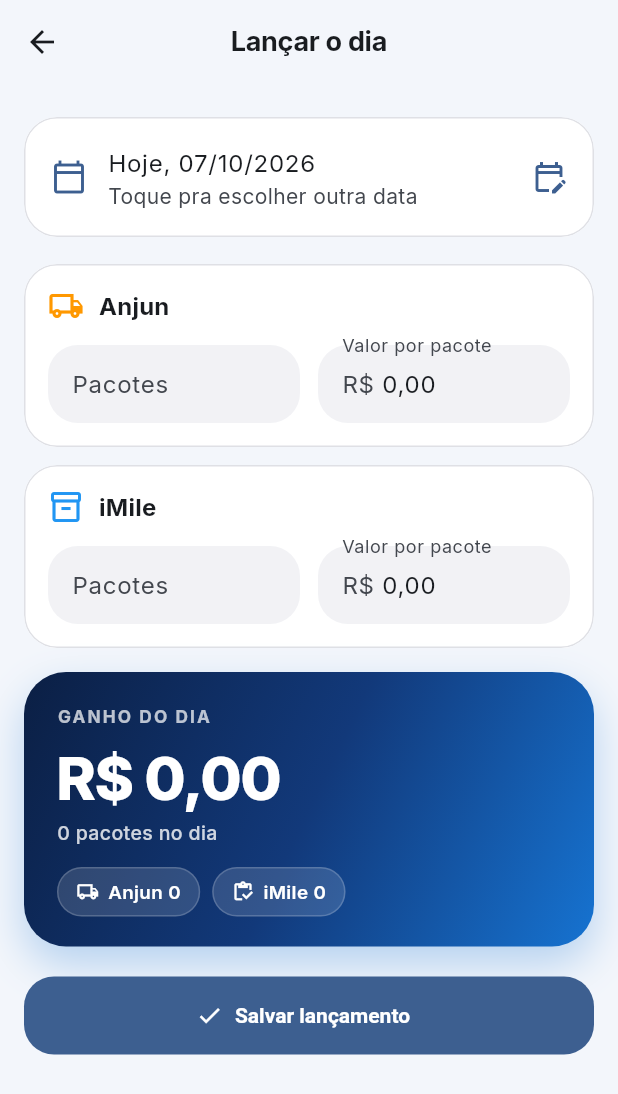
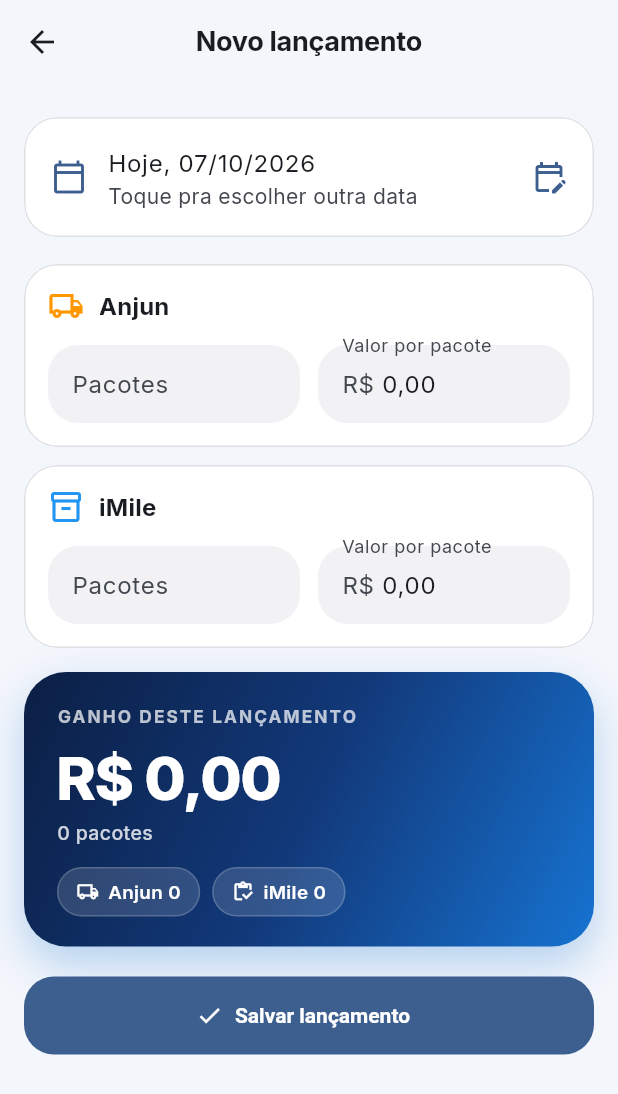
Before and after one commit to victorfs32/entrega_app, a Flutter app: the HomePage screen opened directly, after a tap on "Lançar o dia", on a phone screen of 412 x 824 dp. Shown: the top 1094 px of the screen. Run offline on Flutter 3.47's test engine with Material 3 defaults, Android fonts, the phone set to English and light mode, and no system bars; our stand-ins replace camera, cloud_firestore, dio, firebase_auth, firebase_core, fl_chart and 6 more; missing offline and left inert: mobile_scanner; accounts and stored records are empty.

Commit message:
Varios lancamentos por dia (app e dashboard)
Co-Authored-By: Claude Sonnet 5.5 <noreply@anthropic.com>

```diff
--- a/lib/financeiro_page.dart
+++ b/lib/financeiro_page.dart
@@ -36,10 +36,12 @@ class _FinanceiroPageState extends State<FinanceiroPage> {
     super.dispose();
   }
 
-  Future<void> _abrirLancamento({DateTime? dia}) async {
+  Future<void> _abrirLancamento({DateTime? dia, Lancamento? lancamento}) async {
     final salvou = await Navigator.push<bool>(
       context,
-      MaterialPageRoute(builder: (_) => LancamentoPage(diaInicial: dia)),
+      MaterialPageRoute(
+        builder: (_) => LancamentoPage(diaInicial: dia, lancamento: lancamento),
+      ),
     );
 
     if (salvou == true && mounted) {
@@ -373,7 +375,7 @@ class _FinanceiroPageState extends State<FinanceiroPage> {
                         ),
                         subtitle: Text('Anjun ${l.anjun} • iMile ${l.imile}'),
                         trailing: const Icon(Icons.edit_outlined, size: 20),
-                        onTap: () => _abrirLancamento(dia: l.dia),
+                        onTap: () => _abrirLancamento(lancamento: l),
                       ),
                     );
                   }),
--- a/lib/lancamento_page.dart
+++ b/lib/lancamento_page.dart
@@ -9,13 +9,15 @@ import 'package:intl/intl.dart';
 import 'services/lancamentos_service.dart';
 import 'ui/painel_financeiro.dart';
 
-/// Lançamento do dia: quantos pacotes foram entregues em cada empresa e o
-/// valor pago por pacote de cada uma. Lançar de novo numa data que já tem
-/// lançamento edita o que já existe.
+/// Lançamento: quantos pacotes foram entregues em cada empresa e o valor
+/// pago por pacote de cada uma. Cada vez que abre sem [lancamento] cria um
+/// lançamento novo — um dia pode ter vários (rota da manhã, da tarde...) e o
+/// ganho do dia é a soma. Com [lancamento], edita aquele.
 class LancamentoPage extends StatefulWidget {
   final DateTime? diaInicial;
+  final Lancamento? lancamento;
 
-  const LancamentoPage({super.key, this.diaInicial});
+  const LancamentoPage({super.key, this.diaInicial, this.lancamento});
 
   @override
   State<LancamentoPage> createState() => _LancamentoPageState();
@@ -38,26 +40,22 @@ class _LancamentoPageState extends State<LancamentoPage> {
 
   bool carregandoValores = true;
   bool salvando = false;
-  bool _primeiraCargaFeita = false;
+
+  Lancamento? get _editando => widget.lancamento;
 
   @override
   void initState() {
     super.initState();
 
-    final base = widget.diaInicial ?? DateTime.now();
+    final base = _editando?.dia ?? widget.diaInicial ?? DateTime.now();
     dia = DateTime(base.year, base.month, base.day);
 
     _carregarValoresDoPerfil();
 
+    // Só pra avisar quanto o dia já tem lançado; não mexe nos campos.
     _assinatura = LancamentosService.ouvir().listen((lista) {
       if (!mounted) return;
-      existentes = lista;
-      // Só preenche sozinho na primeira carga (ou ao trocar a data) — não
-      // sobrescreve o que o motorista está digitando a cada atualização.
-      if (!_primeiraCargaFeita) {
-        _primeiraCargaFeita = true;
-        _preencherDoDia();
-      }
+      setState(() => existentes = lista);
     });
   }
 
@@ -108,25 +106,18 @@ class _LancamentoPageState extends State<LancamentoPage> {
 
     setState(() {
       carregandoValores = false;
-      _preencherDoDia();
+      _preencherCampos();
     });
   }
 
-  Lancamento? _lancamentoDoDia() {
-    for (final l in existentes) {
-      if (l.dia == dia) return l;
-    }
-    return null;
-  }
-
-  void _preencherDoDia() {
-    final existente = _lancamentoDoDia();
+  /// Lançamento sendo editado usa os valores dele (histórico fiel); um novo
+  /// começa vazio, com os valores atuais do perfil.
+  void _preencherCampos() {
+    final existente = _editando;
 
     anjunController.text = existente != null ? '${existente.anjun}' : '';
     imileController.text = existente != null ? '${existente.imile}' : '';
 
-    // Dia já lançado usa os valores daquele lançamento (histórico fiel);
-    // dia novo parte dos valores atuais do perfil.
     final valorAnjun = existente != null && existente.valorAnjun > 0
         ? existente.valorAnjun
         : _valorAnjunPerfil;
@@ -136,8 +127,14 @@ class _LancamentoPageState extends State<LancamentoPage> {
 
     valorAnjunController.text = _dinheiro(valorAnjun);
     valorImileController.text = _dinheiro(valorImile);
+  }
 
-    if (mounted) setState(() {});
+  /// Outros lançamentos já feitos na data escolhida (sem contar o que está
+  /// sendo editado).
+  List<Lancamento> _outrosDoDia() {
+    return existentes
+        .where((l) => l.dia == dia && l.id != _editando?.id)
+        .toList();
   }
 
   int _inteiro(TextEditingController c) => int.tryParse(c.text.trim()) ?? 0;
@@ -159,7 +156,6 @@ class _LancamentoPageState extends State<LancamentoPage> {
 
     setState(() {
       dia = DateTime(escolhida.year, escolhida.month, escolhida.day);
-      _preencherDoDia();
     });
   }
 
@@ -188,6 +184,7 @@ class _LancamentoPageState extends State<LancamentoPage> {
 
     try {
       await LancamentosService.salvar(
+        id: _editando?.id,
         dia: dia,
         anjun: anjun,
         imile: imile,
@@ -227,7 +224,7 @@ class _LancamentoPageState extends State<LancamentoPage> {
       builder: (dialogContext) => AlertDialog(
         title: const Text('Apagar lançamento?'),
         content: Text(
-          'O lançamento de ${DateFormat('dd/MM/yyyy').format(dia)} será '
+          'Esse lançamento de ${DateFormat('dd/MM/yyyy').format(dia)} será '
           'removido do seu financeiro.',
         ),
         actions: [
@@ -246,7 +243,7 @@ class _LancamentoPageState extends State<LancamentoPage> {
     if (confirmar != true) return;
 
     try {
-      await LancamentosService.apagar(dia);
+      await LancamentosService.apagar(_editando?.id ?? '');
       if (!mounted) return;
       Navigator.pop(context, true);
     } catch (e) {
@@ -334,16 +331,18 @@ class _LancamentoPageState extends State<LancamentoPage> {
     final valorImile = _decimal(valorImileController) ?? 0;
     final ganho = anjun * valorAnjun + imile * valorImile;
 
-    final existente = _lancamentoDoDia();
+    final editando = _editando;
+    final outros = _outrosDoDia();
+    final ganhoOutros = outros.fold<double>(0, (soma, l) => soma + l.ganho);
     final hoje = DateTime.now();
     final ehHoje =
         dia.year == hoje.year && dia.month == hoje.month && dia.day == hoje.day;
 
     return Scaffold(
       appBar: AppBar(
-        title: const Text('Lançar o dia'),
+        title: Text(editando != null ? 'Editar lançamento' : 'Novo lançamento'),
         actions: [
-          if (existente != null)
+          if (editando != null)
             IconButton(
               tooltip: 'Apagar lançamento',
               icon: const Icon(Icons.delete_outline),
@@ -371,8 +370,10 @@ class _LancamentoPageState extends State<LancamentoPage> {
                                   '${DateFormat('dd/MM/yyyy').format(dia)}',
                       ),
                       subtitle: Text(
-                        existente != null
-                            ? 'Já lançado — salvar atualiza esse dia'
+                        outros.isNotEmpty
+                            ? 'Esse dia já tem ${outros.length} '
+                                  'lançamento${outros.length == 1 ? '' : 's'} '
+                                  '(R\$ ${_dinheiro(ganhoOutros)}) — este será somado'
                             : 'Toque pra escolher outra data',
                       ),
                       trailing: const Icon(Icons.edit_calendar_outlined),
@@ -396,9 +397,12 @@ class _LancamentoPageState extends State<LancamentoPage> {
                   ),
                   const SizedBox(height: 10),
                   PainelHero(
-                    rotulo: 'Ganho do dia',
+                    rotulo: 'Ganho deste lançamento',
                     valor: ganho,
-                    apoio: '${anjun + imile} pacotes no dia',
+                    apoio: outros.isEmpty
+                        ? '${anjun + imile} pacotes'
+                        : '${anjun + imile} pacotes • dia fica com '
+                              'R\$ ${_dinheiro(ganhoOutros + ganho)}',
                     pilulas: [
                       (Icons.local_shipping_outlined, 'Anjun $anjun'),
                       (Icons.inventory_outlined, 'iMile $imile'),
@@ -417,7 +421,7 @@ class _LancamentoPageState extends State<LancamentoPage> {
                             )
                           : const Icon(Icons.check),
                       label: Text(
-                        existente != null
+                        editando != null
                             ? 'Atualizar lançamento'
                             : 'Salvar lançamento',
                       ),
--- a/lib/main.dart
+++ b/lib/main.dart
@@ -609,10 +609,12 @@ class _HomePageState extends State<HomePage> {
     );
   }
 
-  Future<void> _abrirLancamento({DateTime? dia}) async {
+  Future<void> _abrirLancamento({DateTime? dia, Lancamento? lancamento}) async {
     final salvou = await Navigator.push<bool>(
       context,
-      MaterialPageRoute(builder: (_) => LancamentoPage(diaInicial: dia)),
+      MaterialPageRoute(
+        builder: (_) => LancamentoPage(diaInicial: dia, lancamento: lancamento),
+      ),
     );
 
     if (salvou == true && mounted) {
@@ -667,10 +669,11 @@ class _HomePageState extends State<HomePage> {
       'R\$ ${valor.toStringAsFixed(2).replaceAll('.', ',')}';
 
   /// Chamada pra lançar o dia de hoje — ou o resumo dele, se já foi lançado.
-  Widget _cartaoLancamentoHoje(Lancamento? hoje) {
+  /// Hoje pode ter vários lançamentos; o total é a soma e cada um é editável.
+  Widget _cartaoLancamentoHoje(List<Lancamento> hoje) {
     final colors = Theme.of(context).colorScheme;
 
-    if (hoje == null) {
+    if (hoje.isEmpty) {
       return Card(
         child: Padding(
           padding: const EdgeInsets.all(16),
@@ -700,13 +703,43 @@ class _HomePageState extends State<HomePage> {
       );
     }
 
+    final totalGanho = hoje.fold<double>(0, (soma, l) => soma + l.ganho);
+
     return Card(
-      child: ListTile(
-        leading: Icon(Icons.check_circle, color: colors.primary),
-        title: Text('Hoje: ${_dinheiro(hoje.ganho)}'),
-        subtitle: Text('Anjun ${hoje.anjun} • iMile ${hoje.imile}'),
-        trailing: const Icon(Icons.edit_outlined),
-        onTap: () => _abrirLancamento(dia: hoje.dia),
+      child: Padding(
+        padding: const EdgeInsets.symmetric(vertical: 8),
+        child: Column(
+          children: [
+            ListTile(
+              leading: Icon(Icons.check_circle, color: colors.primary),
+              title: Text('Hoje: ${_dinheiro(totalGanho)}'),
+              subtitle: Text(
+                hoje.length == 1
+                    ? 'Anjun ${hoje.first.anjun} • iMile ${hoje.first.imile}'
+                    : '${hoje.length} lançamentos',
+              ),
+              trailing: FilledButton.tonalIcon(
+                onPressed: () => _abrirLancamento(),
+                icon: const Icon(Icons.add, size: 18),
+                label: const Text('Outro'),
+              ),
+            ),
+            for (var i = 0; i < hoje.length; i++)
+              ListTile(
+                dense: true,
+                contentPadding: const EdgeInsets.only(left: 72, right: 16),
+                title: Text(
+                  '${i + 1}º • ${_dinheiro(hoje[i].ganho)}',
+                  style: const TextStyle(fontWeight: FontWeight.w600),
+                ),
+                subtitle: Text(
+                  'Anjun ${hoje[i].anjun} • iMile ${hoje[i].imile}',
+                ),
+                trailing: const Icon(Icons.edit_outlined, size: 18),
+                onTap: () => _abrirLancamento(lancamento: hoje[i]),
+              ),
+          ],
+        ),
       ),
     );
   }
@@ -826,13 +859,9 @@ class _HomePageState extends State<HomePage> {
               fim: DateTime(hoje.year, hoje.month + 1, 0),
             );
 
-            Lancamento? lancamentoHoje;
-            for (final l in lancamentos) {
-              if (l.dia == hoje) {
-                lancamentoHoje = l;
-                break;
-              }
-            }
+            final lancamentosHoje = lancamentos
+                .where((l) => l.dia == hoje)
+                .toList();
 
             return SingleChildScrollView(
               physics: const AlwaysScrollableScrollPhysics(),
@@ -865,7 +894,7 @@ class _HomePageState extends State<HomePage> {
 
                   const SizedBox(height: 14),
 
-                  _cartaoLancamentoHoje(lancamentoHoje),
+                  _cartaoLancamentoHoje(lancamentosHoje),
 
                   const SizedBox(height: 8),
 
--- a/lib/services/lancamentos_service.dart
+++ b/lib/services/lancamentos_service.dart
@@ -11,6 +11,9 @@ import 'package:intl/intl.dart';
 /// perfil), então mudar o valor depois não reescreve o ganho de dias já
 /// lançados.
 class Lancamento {
+  /// Id do documento — um dia pode ter vários lançamentos (ex.: rota da
+  /// manhã e da tarde), então o dia sozinho não identifica o lançamento.
+  final String id;
   final DateTime dia;
   final int anjun;
   final int imile;
@@ -18,6 +21,7 @@ class Lancamento {
   final double valorImile;
 
   const Lancamento({
+    this.id = '',
     required this.dia,
     required this.anjun,
     required this.imile,
@@ -29,7 +33,7 @@ class Lancamento {
 
   double get ganho => anjun * valorAnjun + imile * valorImile;
 
-  factory Lancamento.fromMap(Map<String, dynamic> dados) {
+  factory Lancamento.fromMap(Map<String, dynamic> dados, {String id = ''}) {
     final diaTexto = (dados['dia'] ?? '').toString();
     final dia =
         DateTime.tryParse(diaTexto) ??
@@ -41,6 +45,7 @@ class Lancamento {
     }
 
     return Lancamento(
+      id: id,
       dia: DateTime(dia.year, dia.month, dia.day),
       anjun: (dados['anjun'] as num?)?.toInt() ?? 0,
       imile: (dados['imile'] as num?)?.toInt() ?? 0,
@@ -57,11 +62,9 @@ class LancamentosService {
 
   static String chaveDoDia(DateTime dia) => _formatoDia.format(dia);
 
-  static String _idDoc(String uid, DateTime dia) => '${uid}_${chaveDoDia(dia)}';
-
   /// Todos os lançamentos do motorista logado, do mais recente pro mais
-  /// antigo. É no máximo um por dia, então a lista cresce devagar — dá
-  /// pra ouvir tudo de uma vez sem paginar. Só filtra por motoristaId
+  /// antigo. Poucos por dia, então a lista cresce devagar — dá pra ouvir
+  /// tudo de uma vez sem paginar. Só filtra por motoristaId
   /// (igualdade simples, sem índice composto) e ordena aqui no cliente.
   static Stream<List<Lancamento>> ouvir() {
     final usuario = FirebaseAuth.instance.currentUser;
@@ -73,7 +76,7 @@ class LancamentosService {
         .snapshots()
         .map((snap) {
           final lista = snap.docs
-              .map((doc) => Lancamento.fromMap(doc.data()))
+              .map((doc) => Lancamento.fromMap(doc.data(), id: doc.id))
               .toList();
           lista.sort((a, b) => b.dia.compareTo(a.dia));
           return lista;
@@ -111,9 +114,11 @@ class LancamentosService {
         });
   }
 
-  /// Cria ou substitui o lançamento do dia (um por motorista por dia —
-  /// lançar de novo na mesma data corrige o anterior).
+  /// Cria um lançamento novo ([id] nulo) ou corrige um existente. Um mesmo
+  /// dia pode ter quantos lançamentos o motorista quiser; o ganho do dia é a
+  /// soma deles.
   static Future<void> salvar({
+    String? id,
     required DateTime dia,
     required int anjun,
     required int imile,
@@ -125,10 +130,8 @@ class LancamentosService {
 
     final diaLimpo = DateTime(dia.year, dia.month, dia.day);
 
-    await FirebaseFirestore.instance
-        .collection('lancamentos')
-        .doc(_idDoc(usuario.uid, diaLimpo))
-        .set({
+    final colecao = FirebaseFirestore.instance.collection('lancamentos');
+    final dados = {
       'motoristaId': usuario.uid,
       'dia': chaveDoDia(diaLimpo),
       'data': Timestamp.fromDate(diaLimpo),
@@ -137,17 +140,19 @@ class LancamentosService {
       'valorAnjun': valorAnjun,
       'valorImile': valorImile,
       'atualizadoEm': Timestamp.now(),
-        });
+    };
+
+    if (id == null || id.isEmpty) {
+      await colecao.add(dados);
+    } else {
+      await colecao.doc(id).set(dados);
+    }
   }
 
-  static Future<void> apagar(DateTime dia) async {
-    final usuario = FirebaseAuth.instance.currentUser;
-    if (usuario == null) return;
+  static Future<void> apagar(String id) async {
+    if (FirebaseAuth.instance.currentUser == null || id.isEmpty) return;
 
-    await FirebaseFirestore.instance
-        .collection('lancamentos')
-        .doc(_idDoc(usuario.uid, dia))
-        .delete();
+    await FirebaseFirestore.instance.collection('lancamentos').doc(id).delete();
   }
 
   /// Soma dos lançamentos cujo dia cai em [inicio]..[fim] (inclusive).
--- a/pubspec.yaml
+++ b/pubspec.yaml
@@ -16,7 +16,7 @@ publish_to: 'none' # Remove this line if you wish to publish to pub.dev
 # https://developer.apple.com/library/archive/documentation/General/Reference/InfoPlistKeyReference/Articles/CoreFoundationKeys.html
 # In Windows, build-name is used as the major, minor, and patch parts
 # of the product and file versions while build-number is used as the build suffix.
-version: 1.0.37+42
+version: 1.0.38+43
 
 environment:
   sdk: ^3.12.1
```
Lines whose indentation alone changed are shown as unchanged.
